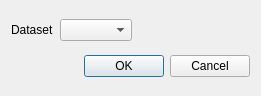
This is neurolabi/gui/dialogs/neuprintdatasetdialog.ui in janelia-flyem/NeuTu as Qt 5 draws it before an edit. The edited form follows.
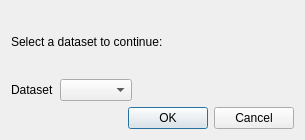
This is the edited form.

```diff
--- a/neurolabi/gui/dialogs/neuprintdatasetdialog.ui
+++ b/neurolabi/gui/dialogs/neuprintdatasetdialog.ui
@@ -6,14 +6,21 @@
    <rect>
     <x>0</x>
     <y>0</y>
-    <width>261</width>
-    <height>96</height>
+    <width>305</width>
+    <height>140</height>
    </rect>
   </property>
   <property name="windowTitle">
    <string>Dataset Selection</string>
   </property>
   <layout class="QVBoxLayout" name="verticalLayout">
+   <item>
+    <widget class="QLabel" name="hintLabel">
+     <property name="text">
+      <string>Select a dataset to continue:</string>
+     </property>
+    </widget>
+   </item>
    <item>
     <layout class="QHBoxLayout" name="horizontalLayout">
      <item>
```
